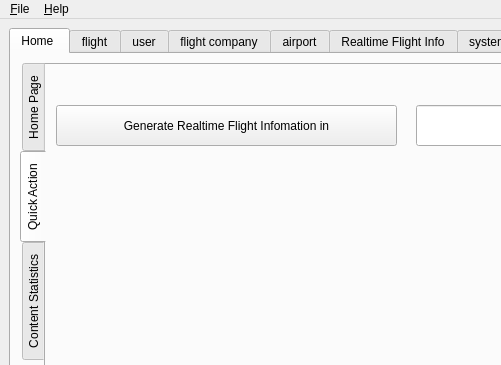
Aloereed/Flightman_Platform_DATA130039, file mainplatformwindow.ui: the form before one commit; both pictures show x 0 to 501 and y 0 to 365 of the 753 by 600 pixel window.
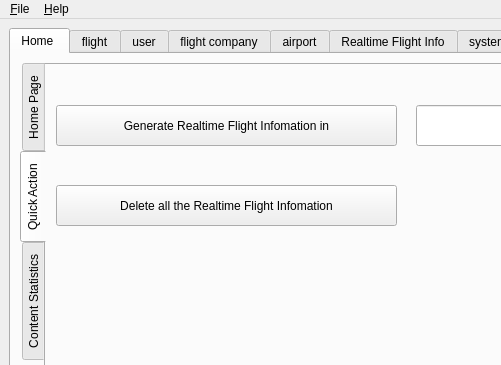
The form after the commit. Icons and pictures are not drawn.

Commit message: 一键生成实时航班和座位表以及一键删除

Diff of the .ui file:
```diff
--- a/mainplatformwindow.ui
+++ b/mainplatformwindow.ui
@@ -128,6 +128,19 @@
               <string>Weeks</string>
              </property>
             </widget>
+            <widget class="QPushButton" name="pushButton_6">
+             <property name="geometry">
+              <rect>
+               <x>10</x>
+               <y>120</y>
+               <width>341</width>
+               <height>41</height>
+              </rect>
+             </property>
+             <property name="text">
+              <string>Delete all the Realtime Flight Infomation</string>
+             </property>
+            </widget>
            </widget>
            <widget class="QWidget" name="tab_4">
             <attribute name="title">
```
Left out of the diff: 10 changed lines with no effect on the pictures. The commit also changes 2 other files.
